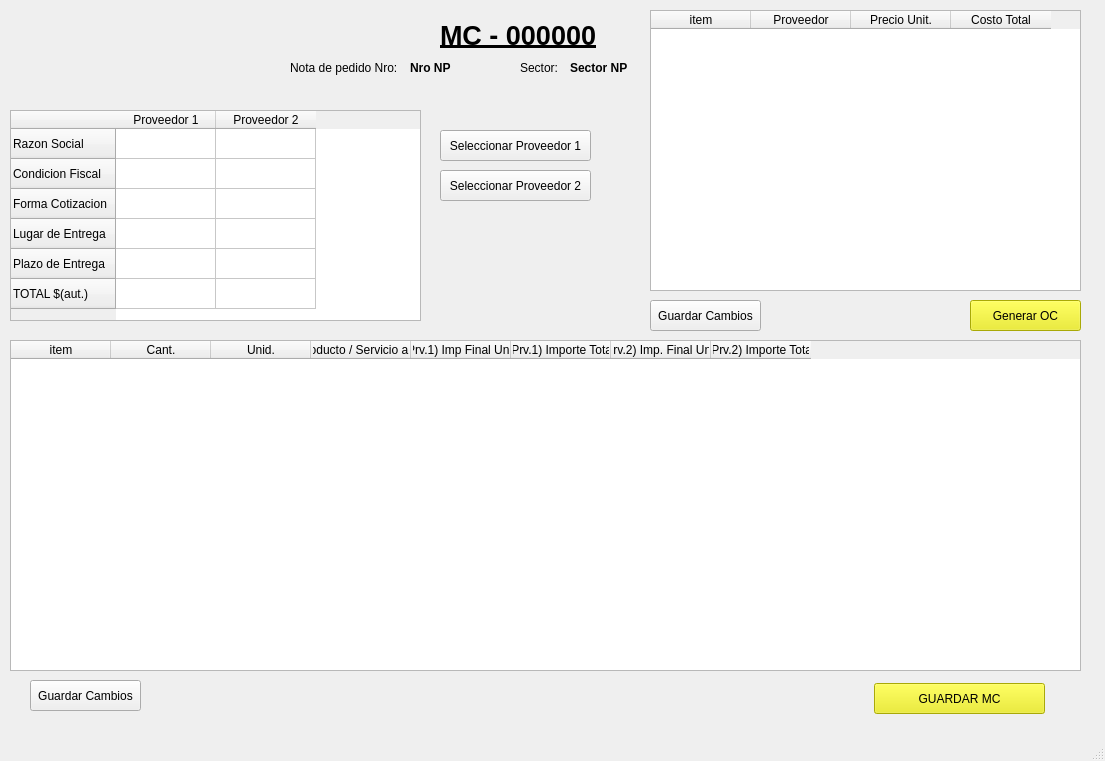
Above: pantallaModeloCotejo.ui from AyeQuinteros15/DemoPracticas before the change. Below: the same form after it.
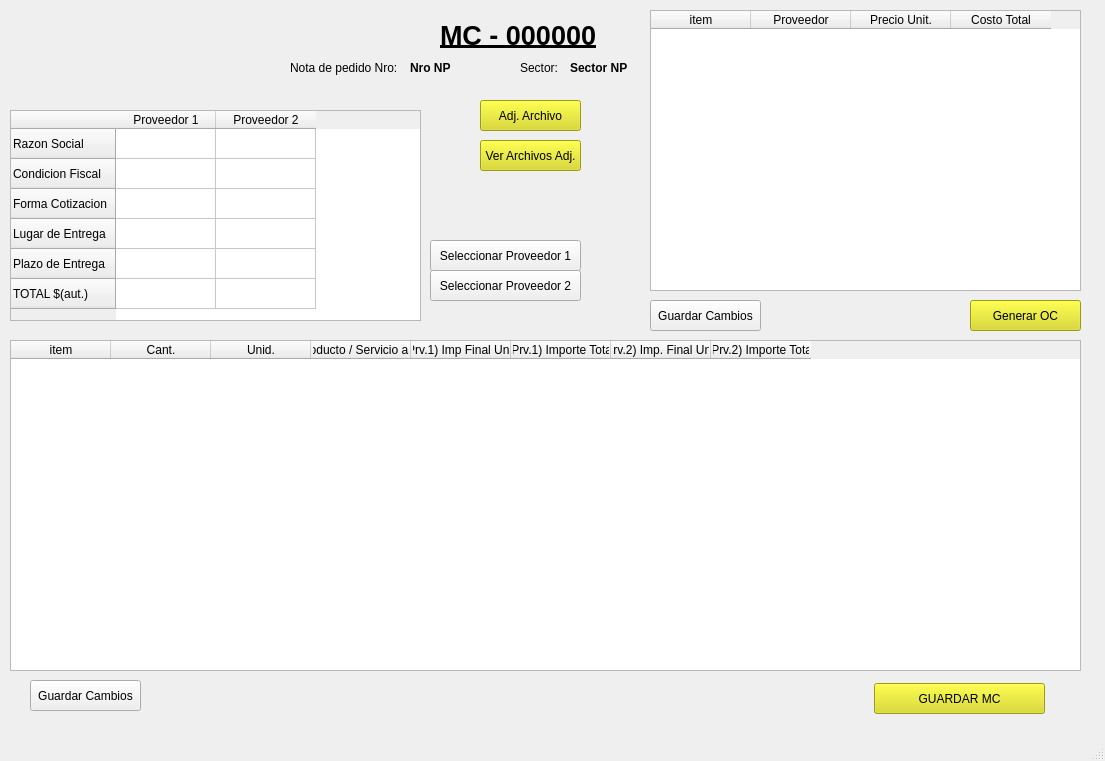
That is the form after the change. Icons and pictures are not drawn.

The edit to the form file:
```diff
--- a/pantallaModeloCotejo.ui
+++ b/pantallaModeloCotejo.ui
@@ -180,8 +180,8 @@
    <widget class="QPushButton" name="btnProveedor1_MC">
     <property name="geometry">
      <rect>
-      <x>440</x>
-      <y>130</y>
+      <x>430</x>
+      <y>240</y>
       <width>151</width>
       <height>31</height>
      </rect>
@@ -193,8 +193,8 @@
    <widget class="QPushButton" name="btnProveedor2_MC">
     <property name="geometry">
      <rect>
-      <x>440</x>
-      <y>170</y>
+      <x>430</x>
+      <y>270</y>
       <width>151</width>
       <height>31</height>
      </rect>
@@ -306,7 +306,7 @@
      </rect>
     </property>
     <property name="styleSheet">
-     <string notr="true">background-color: rgb(236, 236, 9);</string>
+     <string notr="true">background-color: rgb(218, 218, 14);</string>
     </property>
     <property name="text">
      <string>Generar OC</string>
@@ -335,12 +335,44 @@
      </rect>
     </property>
     <property name="styleSheet">
-     <string notr="true">background-color: rgb(236, 236, 10);</string>
+     <string notr="true">background-color: rgb(218, 218, 14);</string>
     </property>
     <property name="text">
      <string>GUARDAR MC</string>
     </property>
    </widget>
+   <widget class="QPushButton" name="btnAdjArchivo_MC">
+    <property name="geometry">
+     <rect>
+      <x>480</x>
+      <y>100</y>
+      <width>101</width>
+      <height>31</height>
+     </rect>
+    </property>
+    <property name="styleSheet">
+     <string notr="true">background-color: rgb(218, 218, 14);</string>
+    </property>
+    <property name="text">
+     <string>Adj. Archivo</string>
+    </property>
+   </widget>
+   <widget class="QPushButton" name="btnVerArchivosAdj_MC">
+    <property name="geometry">
+     <rect>
+      <x>480</x>
+      <y>140</y>
+      <width>101</width>
+      <height>31</height>
+     </rect>
+    </property>
+    <property name="styleSheet">
+     <string notr="true">background-color: rgb(218, 218, 14);</string>
+    </property>
+    <property name="text">
+     <string>Ver Archivos Adj.</string>
+    </property>
+   </widget>
   </widget>
   <widget class="QMenuBar" name="menubar">
    <property name="geometry">
```
